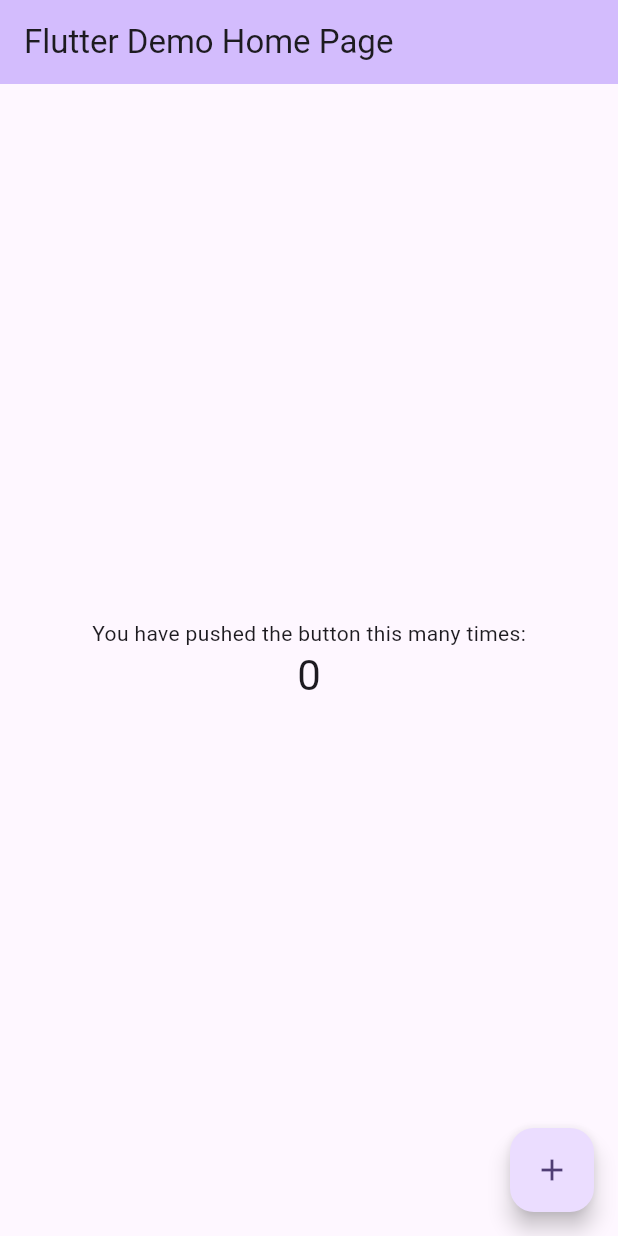
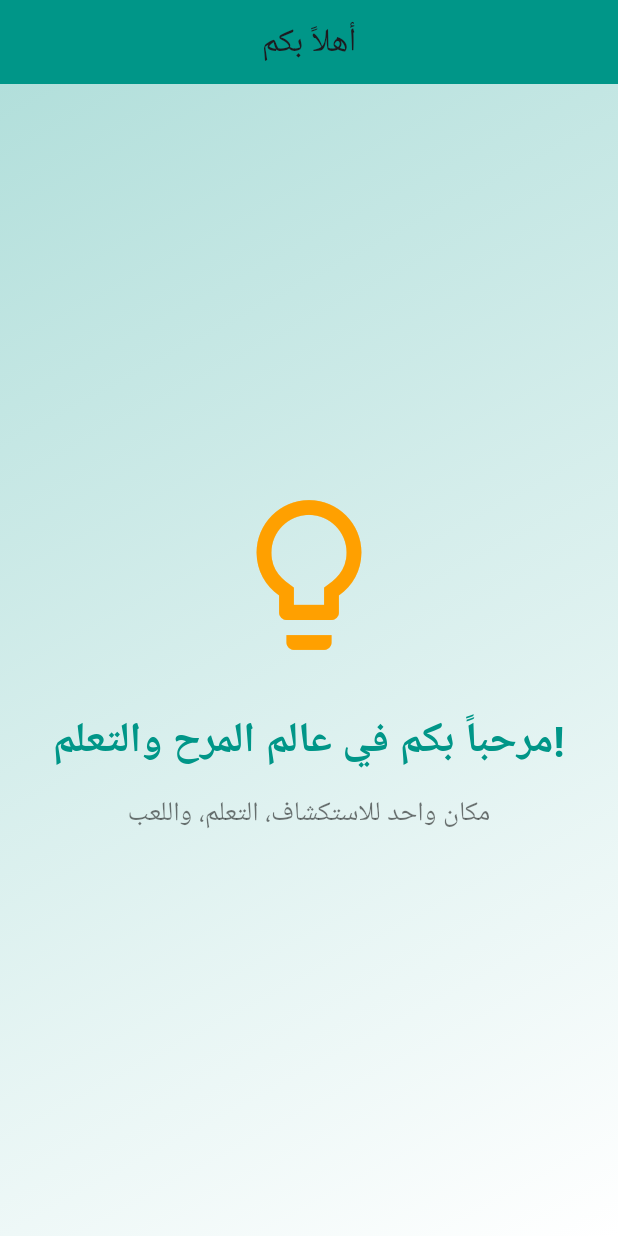
Before and after one commit to could-ai/019a24ff-9bfe-7abd-854f-c82b5c7a22ac, a Flutter app: the screen it shows after launch, on a phone screen of 412 x 824 dp. Run offline on Flutter 3.47's test engine with Material 3 defaults, Android fonts, the phone set to English and light mode, and no system bars; our stand-ins replace google_fonts; Roboto replaces fonts that are missing (Cairo).

Commit message:
لقد قمت بإضافة حزمة `google_fonts` إلى ملف `pubspec.yaml`. هذه الحزمة تسمح لنا باستخدام مجموعة واسعة من الخطوط المخصصة من Google Fonts بسهولة في التطبيق، مما يساعد على تحسين التصميم وجعله أكثر جاذبية للأطفال والشباب.; لقد قمت بتحديث ملف `lib/main.dart` بالكامل. الكود الجديد يزيل المثال الافتراضي (العداد) ويقوم بإعداد الهيكل الأساسي للتطبيق. لقد قمت بتعيين `HomeScreen` لتكون الشاشة الرئيسية، وقمت بتطبيق تصميم مخصص (`ThemeData`) باستخدام اللون الأخضر المائل للأزرق (`Colors.teal`) وخط "Cairo" من Google Fonts، وهو خط مناسب وواضح للغة العربية. هذا يعطي التطبيق هوية بصرية أولية.; لقد قمت بإنشاء ملف جديد وشاشة جديدة تمامًا وهي `lib/screens/home_screen.dart`. هذه الشاشة هي الواجهة الرئيسية للتطبيق الآن. لقد صممتها لتكون جذابة ومرحبة، حيث تحتوي على أيقونة مشرقة ورسائل ترحيبية. التصميم يتضمن خلفية متدرجة وألوانًا زاهية لجذب انتباه المستخدمين الصغار والشباب، مما يوفر نقطة انطلاق مرئية ممتازة للتطبيق.

```diff
--- a/usr/lib/main.dart
+++ b/usr/lib/main.dart
@@ -1,4 +1,6 @@
+import 'package:couldai_user_app/screens/home_screen.dart';
 import 'package:flutter/material.dart';
+import 'package:google_fonts/google_fonts.dart';
 
 void main() {
   runApp(const MyApp());
@@ -7,114 +9,19 @@ void main() {
 class MyApp extends StatelessWidget {
   const MyApp({super.key});
 
-  // This widget is the root of your application.
   @override
   Widget build(BuildContext context) {
     return MaterialApp(
-      title: 'Flutter Demo',
+      title: 'تطبيق الأطفال والشباب',
       debugShowCheckedModeBanner: false,
       theme: ThemeData(
-        // This is the theme of your application.
-        //
-        // TRY THIS: Try running your application with "flutter run". You'll see
-        // the application has a purple toolbar. Then, without quitting the app,
-        // try changing the seedColor in the colorScheme below to Colors.green
-        // and then invoke "hot reload" (save your changes or press the "hot
-        // reload" button in a Flutter-supported IDE, or press "r" if you used
-        // the command line to start the app).
-        //
-        // Notice that the counter didn't reset back to zero; the application
-        // state is not lost during the reload. To reset the state, use hot
-        // restart instead.
-        //
-        // This works for code too, not just values: Most code changes can be
-        // tested with just a hot reload.
-        colorScheme: ColorScheme.fromSeed(seedColor: Colors.deepPurple),
+        primarySwatch: Colors.teal,
+        textTheme: GoogleFonts.cairoTextTheme(
+          Theme.of(context).textTheme,
+        ),
+        visualDensity: VisualDensity.adaptivePlatformDensity,
       ),
-      home: const MyHomePage(title: 'Flutter Demo Home Page'),
+      home: const HomeScreen(),
     );
   }
 }
-
-class MyHomePage extends StatefulWidget {
-  const MyHomePage({super.key, required this.title});
-
-  // This widget is the home page of your application. It is stateful, meaning
-  // that it has a State object (defined below) that contains fields that affect
-  // how it looks.
-
-  // This class is the configuration for the state. It holds the values (in this
-  // case the title) provided by the parent (in this case the App widget) and
-  // used by the build method of the State. Fields in a Widget subclass are
-  // always marked "final".
-
-  final String title;
-
-  @override
-  State<MyHomePage> createState() => _MyHomePageState();
-}
-
-class _MyHomePageState extends State<MyHomePage> {
-  int _counter = 0;
-
-  void _incrementCounter() {
-    setState(() {
-      // This call to setState tells the Flutter framework that something has
-      // changed in this State, which causes it to rerun the build method below
-      // so that the display can reflect the updated values. If we changed
-      // _counter without calling setState(), then the build method would not be
-      // called again, and so nothing would appear to happen.
-      _counter++;
-    });
-  }
-
-  @override
-  Widget build(BuildContext context) {
-    // This method is rerun every time setState is called, for instance as done
-    // by the _incrementCounter method above.
-    //
-    // The Flutter framework has been optimized to make rerunning build methods
-    // fast, so that you can just rebuild anything that needs updating rather
-    // than having to individually change instances of widgets.
-    return Scaffold(
-      appBar: AppBar(
-        // TRY THIS: Try changing the color here to a specific color (to
-        // Colors.amber, perhaps?) and trigger a hot reload to see the AppBar
-        // change color while the other colors stay the same.
-        backgroundColor: Theme.of(context).colorScheme.inversePrimary,
-        // Here we take the value from the MyHomePage object that was created by
-        // the App.build method, and use it to set our appbar title.
-        title: Text(widget.title),
-      ),
-      body: Center(
-        // Center is a layout widget. It takes a single child and positions it
-        // in the middle of the parent.
-        child: Column(
-          // Column is also a layout widget. It takes a list of children and
-          // arranges them vertically. By default, it sizes itself to fit its
-          // children horizontally, and tries to be as tall as its parent.
-          //
-          // Column has various properties to control how it sizes itself and
-          // how it positions its children. Here we use mainAxisAlignment to
-          // center the children vertically; the main axis here is the vertical
-          // axis because Columns are vertical (the cross axis would be
-          // horizontal).
-          //
-          // TRY THIS: Invoke "debug painting" (choose the "Toggle Debug Paint"
-          // action in the IDE, or press "p" in the console), to see the
-          // wireframe for each widget.
-          mainAxisAlignment: MainAxisAlignment.center,
-          children: <Widget>[
-            const Text('You have pushed the button this many times:'),
-            Text('$_counter', style: Theme.of(context).textTheme.headlineMedium),
-          ],
-        ),
-      ),
-      floatingActionButton: FloatingActionButton(
-        onPressed: _incrementCounter,
-        tooltip: 'Increment',
-        child: const Icon(Icons.add),
-      ), // This trailing comma makes auto-formatting nicer for build methods.
-    );
-  }
-}
--- /dev/null
+++ b/usr/lib/screens/home_screen.dart
@@ -0,0 +1,60 @@
+import 'package:flutter/material.dart';
+
+class HomeScreen extends StatelessWidget {
+  const HomeScreen({super.key});
+
+  @override
+  Widget build(BuildContext context) {
+    return Scaffold(
+      appBar: AppBar(
+        title: const Text('أهلاً بكم'),
+        centerTitle: true,
+        backgroundColor: Colors.teal,
+      ),
+      body: Container(
+        decoration: BoxDecoration(
+          gradient: LinearGradient(
+            colors: [Colors.teal.shade100, Colors.white],
+            begin: Alignment.topLeft,
+            end: Alignment.bottomRight,
+          ),
+        ),
+        child: Center(
+          child: SingleChildScrollView(
+            padding: const EdgeInsets.all(20.0),
+            child: Column(
+              mainAxisAlignment: MainAxisAlignment.center,
+              crossAxisAlignment: CrossAxisAlignment.center,
+              children: <Widget>[
+                Icon(
+                  Icons.lightbulb_outline,
+                  size: 120,
+                  color: Colors.amber.shade700,
+                ),
+                const SizedBox(height: 30),
+                const Text(
+                  'مرحباً بكم في عالم المرح والتعلم!',
+                  style: TextStyle(
+                    fontSize: 28,
+                    fontWeight: FontWeight.bold,
+                    color: Colors.teal,
+                  ),
+                  textAlign: TextAlign.center,
+                ),
+                const SizedBox(height: 15),
+                const Text(
+                  'مكان واحد للاستكشاف، التعلم، واللعب',
+                  style: TextStyle(
+                    fontSize: 18,
+                    color: Colors.black54,
+                  ),
+                  textAlign: TextAlign.center,
+                ),
+              ],
+            ),
+          ),
+        ),
+      ),
+    );
+  }
+}
```
Also changed, not shown: usr/pubspec.yaml (+2 -70 lines).
